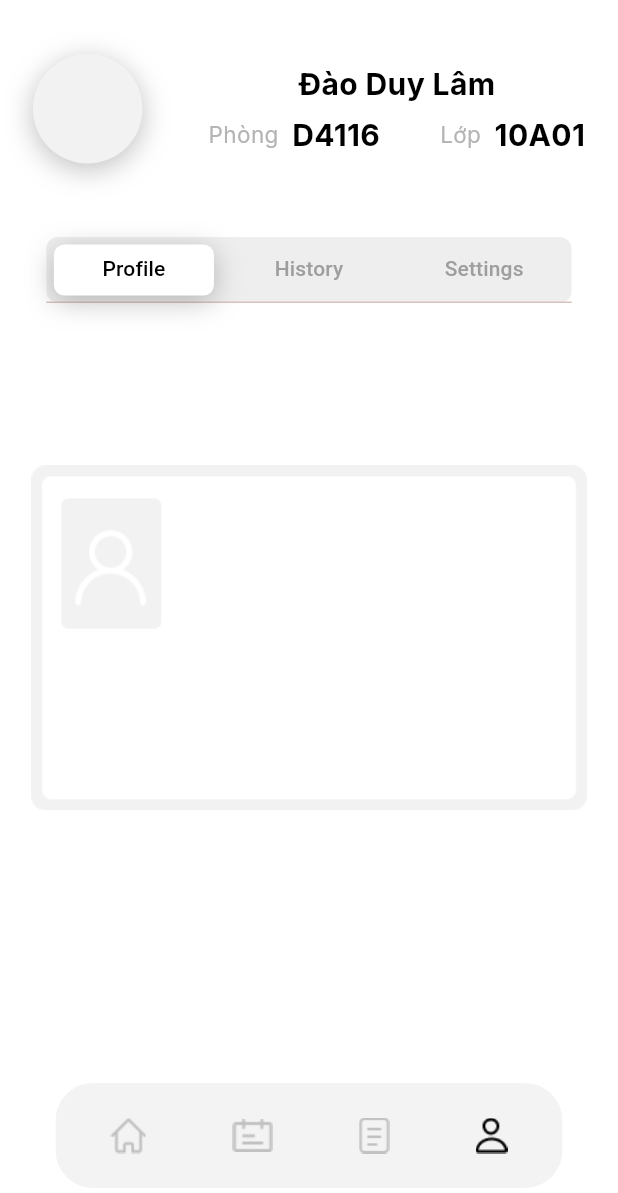
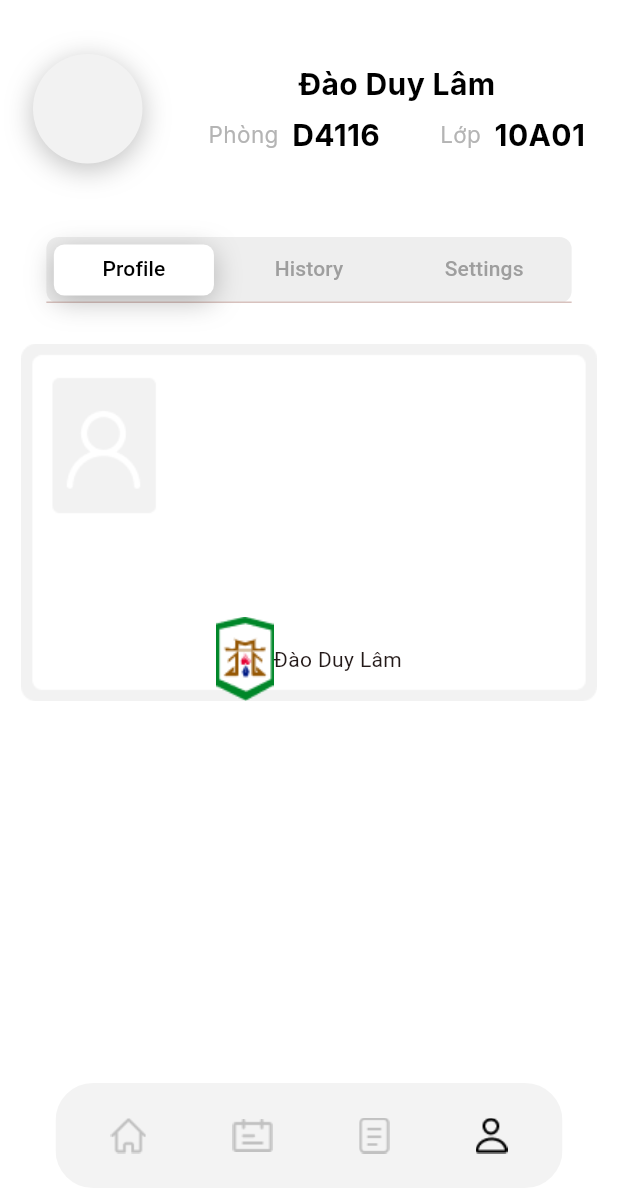
Before and after one commit to daoduylam2008/IdealMeal, a Flutter app: the screen it shows after launch, item 4 of the bottom bar chosen, on a phone screen of 412 x 824 dp. Shown: the top 1193 px of the screen. Run offline on Flutter 3.47's test engine with Material 3 defaults, Android fonts, the phone set to English and light mode, and no system bars; drawn by our look-alikes of blurrycontainer; our stand-ins replace csv, dropdown_button2, flutter_inset_box_shadow, google_fonts, table_calendar.

Commit message:
update profile view and order view

```diff
--- /dev/null
+++ b/lib/responsive_layout/mobile_layout/Widget/CardWidget.dart
@@ -0,0 +1,28 @@
+import 'package:flutter/material.dart';
+import 'package:ideal_meal/constant.dart';
+
+class CardWidget extends StatelessWidget {
+  final double width;
+
+  CardWidget({super.key, required this.width});
+
+  @override
+  Widget build(BuildContext context) {
+    return Stack(
+      alignment: Alignment.bottomCenter,
+      children: [
+        SizedBox(
+            width: width * 401/430,
+            child: Image.asset("assets/images/card.png", fit: BoxFit.cover)),
+        Row(
+          children: [
+            SizedBox(
+              width: width * 40/430,
+              child: Image.asset("assets/images/logo.png", fit: BoxFit.cover)),
+            Text(userTest.username),
+          ],
+        )
+      ],
+    );
+  }
+}
--- a/lib/responsive_layout/mobile_layout/profile_tab/MyProfile.dart
+++ b/lib/responsive_layout/mobile_layout/profile_tab/MyProfile.dart
@@ -1,28 +1,29 @@
 import 'package:flutter/material.dart';
+import 'package:ideal_meal/responsive_layout/mobile_layout/Widget/CardWidget.dart';
 
-class MyProfile extends StatelessWidget {
+
+class MyProfile extends StatefulWidget {
+  const MyProfile({super.key});
+
+  @override
+  State<MyProfile> createState() => _MyProfile();
+}
+
+class _MyProfile extends State<MyProfile> {
   // const MyProfile({super.key});
 
   @override
   Widget build(context) {
     return LayoutBuilder(builder: ((context, constraints) {
-      return Center(
-          child: Row(
-        mainAxisAlignment: MainAxisAlignment.center,
-        children: [
-          Stack(
-            alignment: Alignment.bottomLeft,
-            children: [
-              Row(children: [
-                SizedBox(
-                  width: constraints.maxWidth*0.9,
-                  child: Image.asset("assets/images/card.png", fit: BoxFit.cover)
-                )
-              ]),
-            ],
-          )
-        ],
-      ));
+      return SingleChildScrollView(
+        child: Center(
+            child: Row(
+          mainAxisAlignment: MainAxisAlignment.center,
+          children: [
+            CardWidget(width: constraints.maxWidth)
+          ],
+        )),
+      );
     }));
   }
 }
```
Also changed, not shown: lib/FileManager.dart (+18 -18 lines), lib/responsive_layout/mobile_layout/HomeView.dart (+11 -7 lines), lib/responsive_layout/mobile_layout/OrderView.dart (+88 -58 lines), lib/responsive_layout/mobile_layout/mobile_layout.dart (+8 -7 lines), lib/responsive_layout/mobile_layout/profile_tab/PasswordChanging.dart (+16 -10 lines), lib/constant.dart (line endings or trailing spaces), 1 other file.
